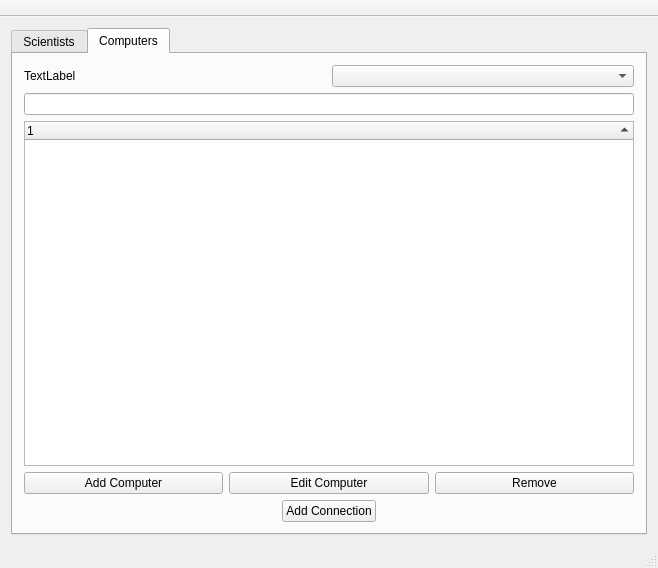
Above: vika3/mainwindow.ui from thordis15/Verklegt3 before the change. Below: the same form after it.
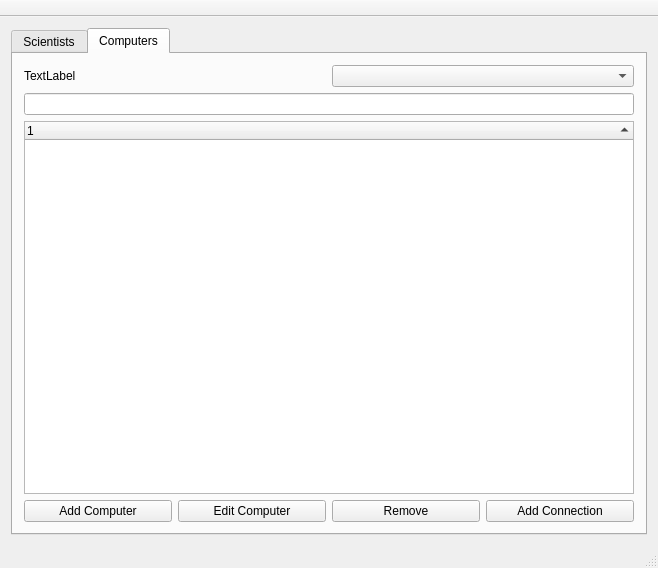
That is the form after the change. The open tabs and pages were chosen to show the change.

Commit message: lagadi zorder

The edit to the form file:
```diff
--- a/vika3/mainwindow.ui
+++ b/vika3/mainwindow.ui
@@ -24,9 +24,9 @@
        <attribute name="title">
         <string>Scientists</string>
        </attribute>
-       <layout class="QVBoxLayout" name="verticalLayout_6">
+       <layout class="QVBoxLayout" name="verticalLayout_5">
         <item>
-         <layout class="QVBoxLayout" name="verticalLayout">
+         <layout class="QVBoxLayout" name="verticalLayout_4">
           <item>
            <layout class="QHBoxLayout" name="horizontalLayout_3">
             <item>
@@ -114,11 +114,11 @@
        <attribute name="title">
         <string>Computers</string>
        </attribute>
-       <layout class="QVBoxLayout" name="verticalLayout_5">
+       <layout class="QVBoxLayout" name="verticalLayout_2">
         <item>
-         <layout class="QVBoxLayout" name="verticalLayout_4">
+         <layout class="QVBoxLayout" name="verticalLayout">
           <item>
-           <layout class="QHBoxLayout" name="horizontalLayout">
+           <layout class="QHBoxLayout" name="horizontalLayout_2">
             <item>
              <widget class="QLabel" name="label_searchComp">
               <property name="text">
@@ -150,7 +150,7 @@
            </widget>
           </item>
           <item>
-           <layout class="QHBoxLayout" name="horizontalLayout_7">
+           <layout class="QHBoxLayout" name="horizontalLayout">
             <item>
              <widget class="QPushButton" name="Button_addComp">
               <property name="text">
@@ -172,23 +172,6 @@
               </property>
              </widget>
             </item>
-           </layout>
-          </item>
-          <item>
-           <layout class="QHBoxLayout" name="horizontalLayout_6">
-            <item>
-             <spacer name="horizontalSpacer_3">
-              <property name="orientation">
-               <enum>Qt::Horizontal</enum>
-              </property>
-              <property name="sizeHint" stdset="0">
-               <size>
-                <width>40</width>
-                <height>20</height>
-               </size>
-              </property>
-             </spacer>
-            </item>
             <item>
              <widget class="QPushButton" name="Button_addCompConnection">
               <property name="text">
@@ -196,19 +179,6 @@
               </property>
              </widget>
             </item>
-            <item>
-             <spacer name="horizontalSpacer_4">
-              <property name="orientation">
-               <enum>Qt::Horizontal</enum>
-              </property>
-              <property name="sizeHint" stdset="0">
-               <size>
-                <width>40</width>
-                <height>20</height>
-               </size>
-              </property>
-             </spacer>
-            </item>
            </layout>
           </item>
          </layout>
```
Left out of the diff: 15 changed lines with no effect on the pictures.
